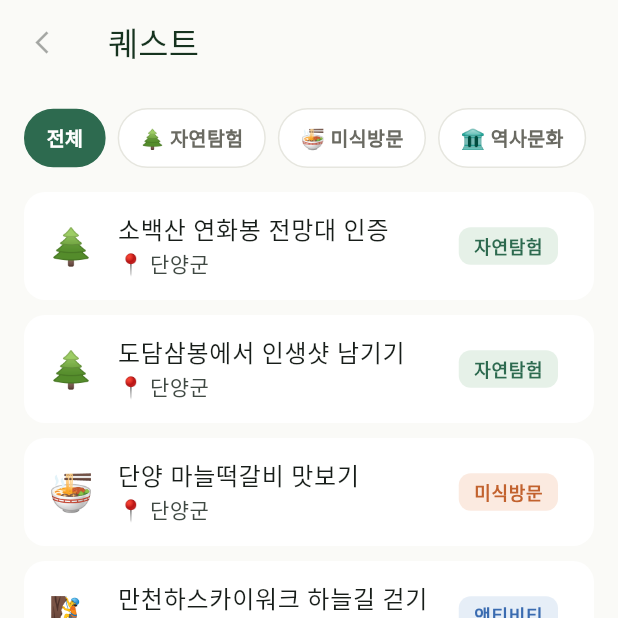
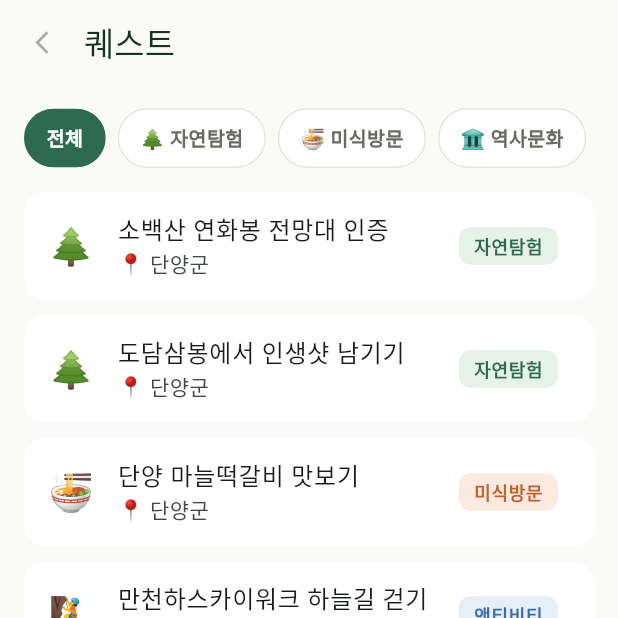
Before and after one commit to Rainbow-Developer/ColorTrip, a Flutter app: the QuestListScreen screen opened by its route, on a phone screen of 412 x 824 dp, the top half of it. Run offline on Flutter 3.47's test engine with Material 3 defaults, Android fonts, the phone set to English and light mode, and no system bars; our stand-ins replace dio, flutter_riverpod, go_router, image_picker, shared_preferences; accounts and stored records are empty; Roboto replaces fonts that are missing (Pretendard).

Commit message:
fix: 뒤로가기와 문구 간격 수정

```diff
--- a/frontend/lib/core/network/dio_client.dart
+++ b/frontend/lib/core/network/dio_client.dart
@@ -10,7 +10,7 @@ final dioProvider = Provider<Dio>((ref) {
       connectTimeout: const Duration(seconds: 10),
       receiveTimeout: const Duration(seconds: 10),
       headers: {
-        'Authorization': 'Bearer eyJhbGciOiJIUzI1NiIsInR5cCI6IkpXVCJ9.eyJzdWIiOiIwMTlmNTVkMS1iMTMyLTc2YjItOWE0Mi02OTM0YzU2NGJiNWEiLCJ0eXBlIjoiYWNjZXNzIiwiaWF0IjoxNzg0MDM4NTI4LCJleHAiOjE3ODQ2NDMzMjh9.yQEQowCBtwJaRZg3MgfZAkrtY9DgP6BFM4s2BjHm33Q',
+        'Authorization': 'Bearer eyJhbGciOiJIUzI1NiIsInR5cCI6IkpXVCJ9.eyJzdWIiOiIwMTlmNTVkMS1iMTMyLTc2YjItOWE0Mi02OTM0YzU2NGJiNWEiLCJ0eXBlIjoiYWNjZXNzIiwiaWF0IjoxNzg1MzMwOTIxLCJleHAiOjE3ODU5MzU3MjF9.zQxaDz9upLqDzeaWgfJOEiEFh1z4blK2eALvkx7WXkA',
       },
     ),
   );
--- a/frontend/lib/features/home/share_card_screen.dart
+++ b/frontend/lib/features/home/share_card_screen.dart
@@ -35,6 +35,7 @@ class _ShareCardScreenState extends ConsumerState<ShareCardScreen> {
       appBar: AppBar(
         leading: const AppBackButton(),
         title: const Text('공유 카드 만들기'),
+        titleSpacing: 0,
       ),
       body: Padding(
         padding: const EdgeInsets.all(20),
--- a/frontend/lib/features/profile/edit_profile_screen.dart
+++ b/frontend/lib/features/profile/edit_profile_screen.dart
@@ -47,6 +47,7 @@ class _EditProfileScreenState extends ConsumerState<EditProfileScreen> {
       appBar: AppBar(
         leading: const AppBackButton(),
         title: const Text('내 정보 수정'),
+        titleSpacing: 0,
         actions: [
           TextButton(
             onPressed: () {
--- a/frontend/lib/features/quests/photo_verify_result_screen.dart
+++ b/frontend/lib/features/quests/photo_verify_result_screen.dart
@@ -25,6 +25,7 @@ class PhotoVerifyResultScreen extends ConsumerWidget {
       appBar: AppBar(
         leading: const AppBackButton(),
         title: const Text('사진 검증 결과'),
+        titleSpacing: 0,
       ),
       body: Padding(
         padding: const EdgeInsets.all(20),
--- a/frontend/lib/features/quests/quest_detail_screen.dart
+++ b/frontend/lib/features/quests/quest_detail_screen.dart
@@ -39,6 +39,7 @@ class QuestDetailScreen extends ConsumerWidget {
       appBar: AppBar(
         leading: const AppBackButton(),
         title: const Text('퀘스트 상세'),
+        titleSpacing: 0,
       ),
       body: SingleChildScrollView(
         padding: const EdgeInsets.all(20),
--- a/frontend/lib/features/quests/quest_list_screen.dart
+++ b/frontend/lib/features/quests/quest_list_screen.dart
@@ -35,7 +35,7 @@ class _QuestListScreenState extends ConsumerState<QuestListScreen> {
     final progress = ref.watch(progressProvider);
 
     return Scaffold(
-      appBar: AppBar(leading: const AppBackButton(), title: const Text('퀘스트')),
+      appBar: AppBar(leading: const AppBackButton(), title: const Text('퀘스트'), titleSpacing: 0),
       body: Column(
         children: [
           Padding(
--- a/frontend/lib/features/quests/quest_verify_screen.dart
+++ b/frontend/lib/features/quests/quest_verify_screen.dart
@@ -77,6 +77,7 @@ class _QuizVerifyBodyState extends State<_QuizVerifyBody> {
       appBar: AppBar(
         leading: const AppBackButton(),
         title: const Text('OX 퀴즈'),
+        titleSpacing: 0,
       ),
       body: Padding(
         padding: const EdgeInsets.all(20),
@@ -151,6 +152,7 @@ class _GpsVerifyBody extends StatelessWidget {
       appBar: AppBar(
         leading: const AppBackButton(),
         title: const Text('GPS 인증'),
+        titleSpacing: 0,
       ),
       body: Padding(
         padding: const EdgeInsets.all(20),
@@ -366,6 +368,7 @@ class _PhotoVerifyBodyState extends State<_PhotoVerifyBody> {
       appBar: AppBar(
         leading: const AppBackButton(),
         title: const Text('사진 인증'),
+        titleSpacing: 0,
       ),
       body: Padding(
         padding: const EdgeInsets.all(20),
--- a/frontend/lib/features/quests/region_overview_screen.dart
+++ b/frontend/lib/features/quests/region_overview_screen.dart
@@ -59,7 +59,7 @@ class _RegionOverviewScreenState extends ConsumerState<RegionOverviewScreen> {
     }
 
     return Scaffold(
-      appBar: AppBar(leading: const AppBackButton(), title: const Text('여행하기')),
+      appBar: AppBar(leading: const AppBackButton(), title: const Text('여행하기'), titleSpacing: 0),
       body: Stack(
         children: [
           SingleChildScrollView(
--- a/frontend/lib/features/quests/region_quest_select_screen.dart
+++ b/frontend/lib/features/quests/region_quest_select_screen.dart
@@ -112,7 +112,7 @@ class _RegionQuestSelectScreenState
     final tour = ref.watch(onboardingTourProvider);
 
     return Scaffold(
-      appBar: AppBar(leading: const AppBackButton(), title: const Text('퀘스트')),
+      appBar: AppBar(leading: const AppBackButton(), title: const Text('퀘스트'), titleSpacing: 0),
       body: Stack(
         children: [
           Column(
--- a/frontend/lib/features/timeline/timeline_screen.dart
+++ b/frontend/lib/features/timeline/timeline_screen.dart
@@ -58,6 +58,7 @@ class _TimelineScreenState extends ConsumerState<TimelineScreen> {
       appBar: AppBar(
         leading: const AppBackButton(),
         title: const Text('여행 타임라인'),
+        titleSpacing: 0,
       ),
       body: Column(
         children: [
```
